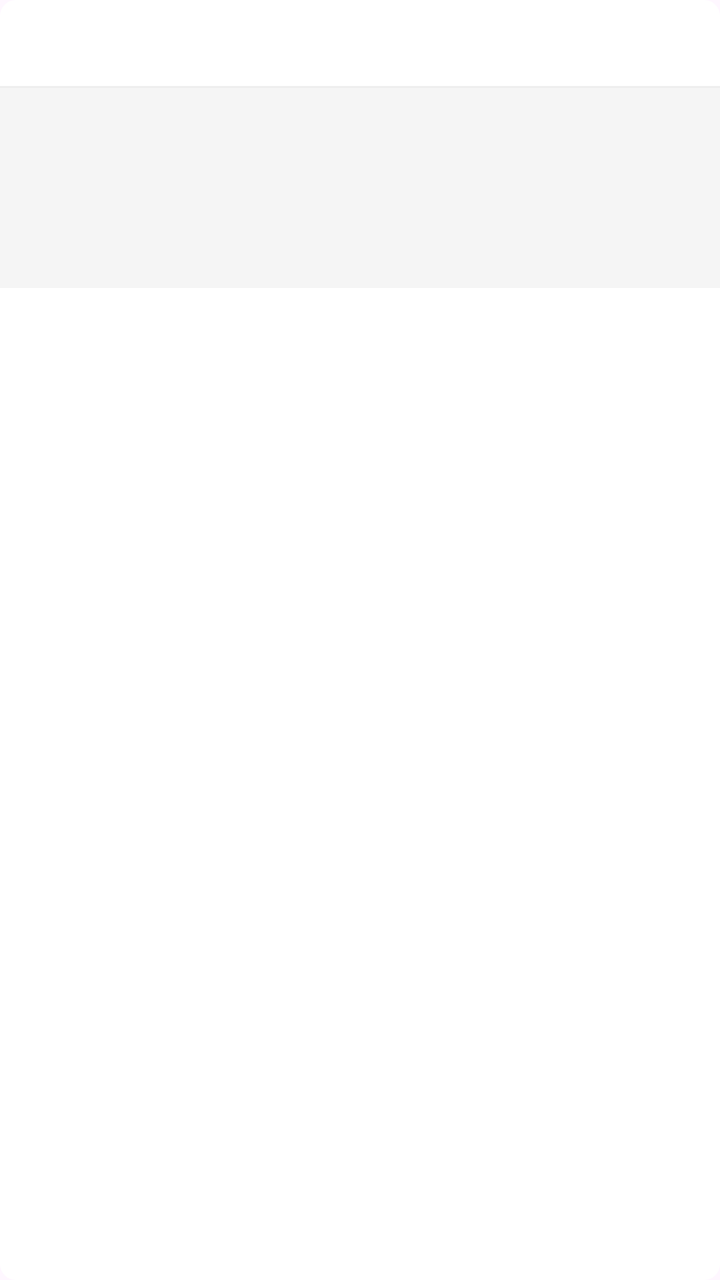
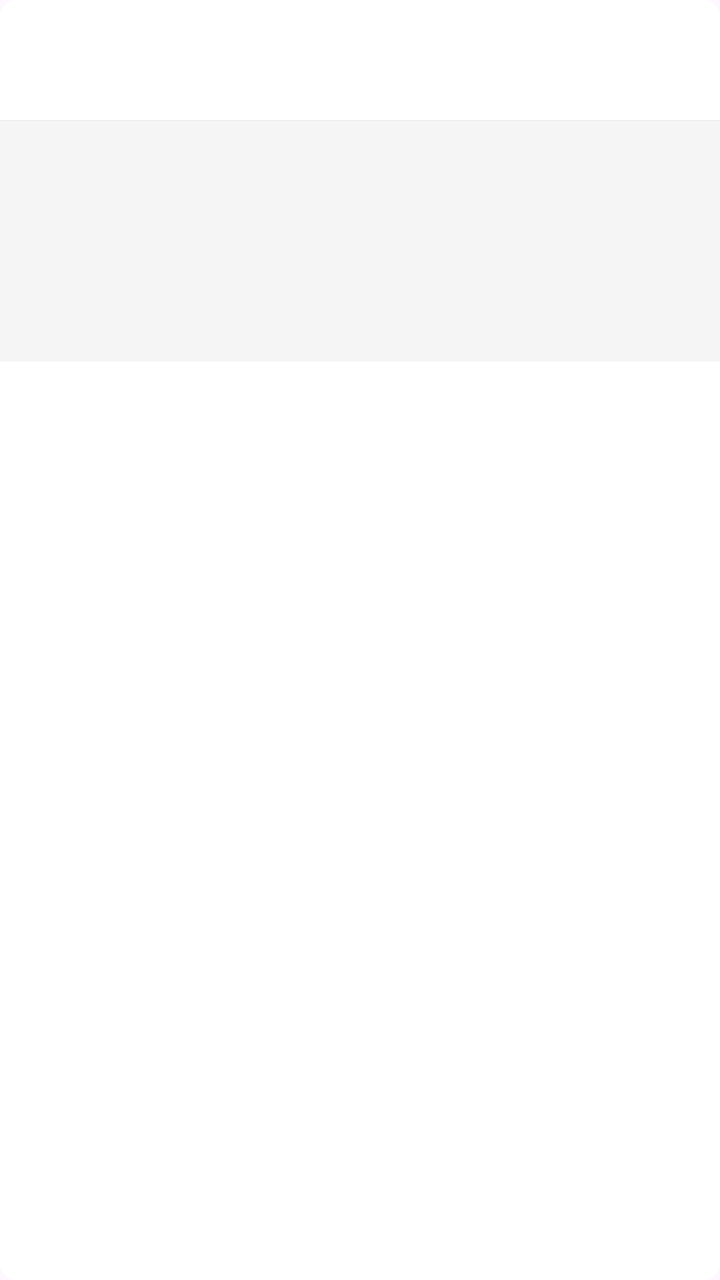

An Android layout rendered at two revisions. The XML below is the earlier revision; the diff shows what the commit changed to produce the second picture.
<!-- AndroidManifest.xml: another module's application theme Theme.KoraIM -->
<!-- res/layout/item_msg_location.xml -->
<?xml version="1.0" encoding="utf-8"?>
<LinearLayout xmlns:android="http://schemas.android.com/apk/res/android"
    android:layout_width="220dp"
    android:layout_height="wrap_content"
    android:background="@drawable/im_bg_card"
    android:orientation="vertical">

    <TextView
        android:id="@+id/tv_address"
        android:layout_width="match_parent"
        android:layout_height="wrap_content"
        android:padding="12dp"
        android:textSize="14sp"
        android:textColor="#333333"
        android:maxLines="2"
        android:ellipsize="end" />

    <View
        android:layout_width="match_parent"
        android:layout_height="1dp"
        android:background="#EEEEEE" />

    <ImageView
        android:id="@+id/iv_map"
        android:layout_width="match_parent"
        android:layout_height="100dp"
        android:scaleType="centerCrop"
        android:background="#F5F5F5" />
</LinearLayout>
<!-- resources referenced by this layout -->
<resources>
  <!-- drawable im_bg_card (drawable) -->
  <?xml version="1.0" encoding="utf-8"?>
  <shape xmlns:android="http://schemas.android.com/apk/res/android">
      <solid android:color="#FFFFFF" />
      <corners android:radius="8dp" />
  </shape>
  <style name="Theme.KoraIM" parent="Base.Theme.KoraIM" />
  <style name="Base.Theme.KoraIM" parent="Theme.Material3.DayNight.NoActionBar">
          <item name="colorPrimary">@color/kora_green</item>
          <item name="colorPrimaryDark">@color/kora_green_dark</item>
          <item name="colorOnPrimary">@color/white</item>
      </style>
  <color name="kora_green">#07C160</color>
  <color name="kora_green_dark">#059A4C</color>
  <color name="white">#FFFFFFFF</color>
</resources>

<!-- the commit's change to res/layout/item_msg_location.xml (unified diff, before → after) -->
@@ -1,29 +1,45 @@
 <?xml version="1.0" encoding="utf-8"?>
 <LinearLayout xmlns:android="http://schemas.android.com/apk/res/android"
-    android:layout_width="220dp"
+    android:layout_width="240dp"
     android:layout_height="wrap_content"
     android:background="@drawable/im_bg_card"
     android:orientation="vertical">
 
-    <TextView
-        android:id="@+id/tv_address"
+    <LinearLayout
         android:layout_width="match_parent"
         android:layout_height="wrap_content"
-        android:padding="12dp"
-        android:textSize="14sp"
-        android:textColor="#333333"
-        android:maxLines="2"
-        android:ellipsize="end" />
+        android:orientation="vertical"
+        android:padding="10dp">
+        
+        <TextView
+            android:id="@+id/tv_title"
+            android:layout_width="match_parent"
+            android:layout_height="wrap_content"
+            android:textSize="16sp"
+            android:textColor="#333333"
+            android:maxLines="1"
+            android:ellipsize="end" />
+
+        <TextView
+            android:id="@+id/tv_address"
+            android:layout_width="match_parent"
+            android:layout_height="wrap_content"
+            android:layout_marginTop="2dp"
+            android:textSize="12sp"
+            android:textColor="#999999"
+            android:maxLines="1"
+            android:ellipsize="end" />
+    </LinearLayout>
 
     <View
         android:layout_width="match_parent"
-        android:layout_height="1dp"
+        android:layout_height="0.5dp"
         android:background="#EEEEEE" />
 
     <ImageView
         android:id="@+id/iv_map"
         android:layout_width="match_parent"
-        android:layout_height="100dp"
+        android:layout_height="120dp"
         android:scaleType="centerCrop"
         android:background="#F5F5F5" />
 </LinearLayout>
